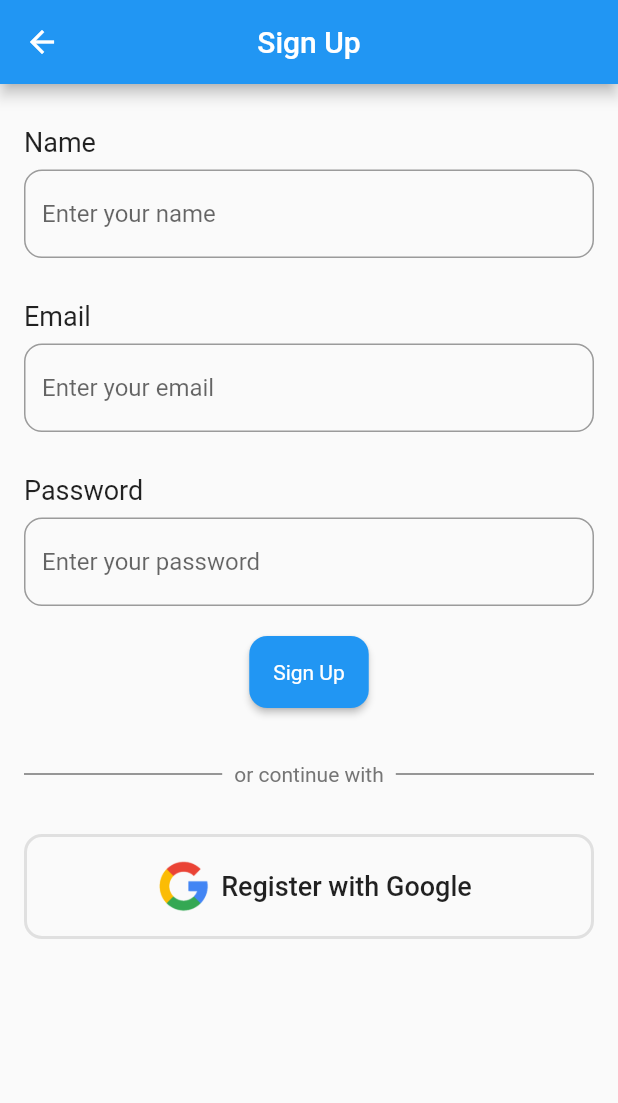
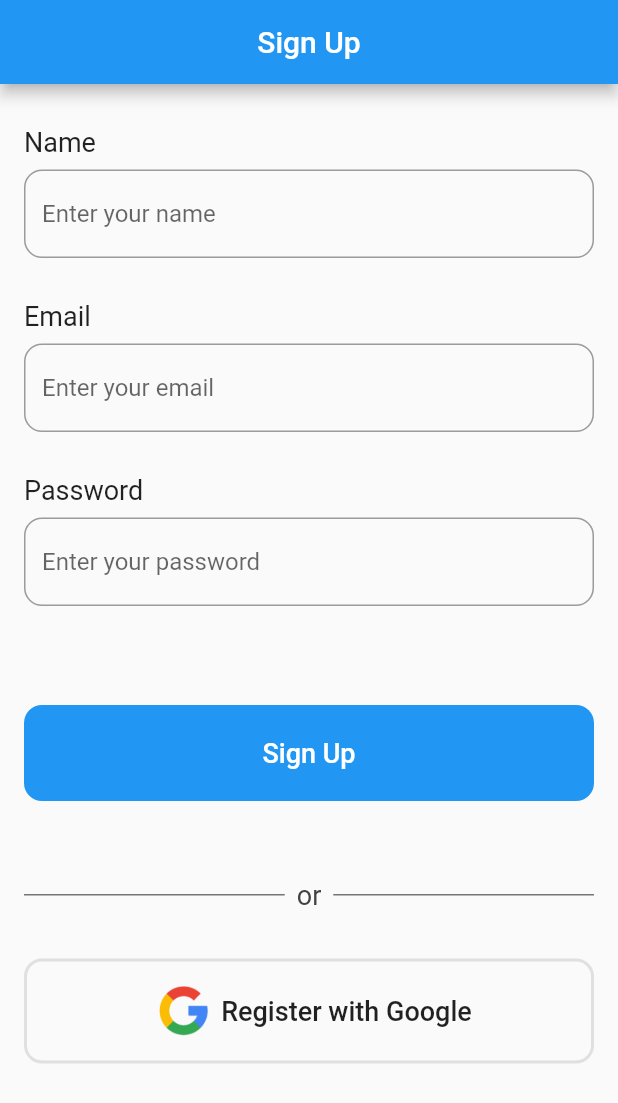
Before and after one commit to kareem2002-k/ClassMate, a Flutter app: the SignUp screen opened directly, on a phone screen of 412 x 824 dp. Shown: the top 1103 px of the screen. Run offline on Flutter 3.47's test engine with Material 2 defaults, Android fonts, the phone set to English and light mode, and no system bars; our stand-ins replace cloud_firestore, firebase_auth, firebase_core; accounts and stored records are empty.

Commit message:
expanded sign up button

```diff
--- a/lib/main.dart
+++ b/lib/main.dart
@@ -1,4 +1,3 @@
-import 'package:class_mate/pages/LandingPage.dart';
 import 'package:class_mate/pages/SignUp.dart';
 import 'package:firebase_core/firebase_core.dart';
 import 'package:flutter/material.dart';
@@ -20,7 +19,7 @@ class MyApp extends StatelessWidget {
   @override
   Widget build(BuildContext context) {
     return const MaterialApp(
-      home: LandingPage(),
+      home: SignUp(),
     );
   }
 }
--- a/lib/pages/SignUp.dart
+++ b/lib/pages/SignUp.dart
@@ -74,24 +74,28 @@ class SignUp extends StatelessWidget {
               ),
             ),
           ),
-          const SizedBox(height: 20),
+          const SizedBox(height: 50),
           Center(
-            child: ElevatedButton(
-              onPressed: () {
-                // Button action
-              },
-              style: ElevatedButton.styleFrom(
-                foregroundColor: Colors.white,
-                backgroundColor: Colors.blue, // Text color
-                shape: RoundedRectangleBorder(
-                  borderRadius: BorderRadius.circular(12.0),
+            child: Padding(
+              padding: const EdgeInsets.all(16.0),
+              child: Container(
+                padding: const EdgeInsets.all(8.0),
+                decoration: BoxDecoration(
+                    color: Colors.blue,
+                    borderRadius: BorderRadius.circular(12.0)),
+                child: MaterialButton(
+                  onPressed: () {},
+                  child: const Row(
+                    mainAxisAlignment: MainAxisAlignment.center,
+                    children: [
+                      Text(
+                        "Sign Up",
+                        style: TextStyle(fontSize: 18, color: Colors.white),
+                      )
+                    ],
+                  ),
                 ),
-
-                padding: EdgeInsets.all(16.0),
-                backgroundColor: Colors.blue, // Background color
-                textStyle: TextStyle(color: Colors.white), // Text color
               ),
-              child: const Text("Sign Up"), // Button text
             ),
           ),
           const SizedBox(height: 20.0),
@@ -107,8 +111,11 @@ class SignUp extends StatelessWidget {
                   ),
                 ),
                 Text(
-                  "or continue with",
-                  style: TextStyle(color: Colors.grey[600]),
+                  "or",
+                  style: TextStyle(
+                    color: Colors.grey[800],
+                    fontSize: 18,
+                  ),
                 ),
                 Expanded(
                   child: Container(
```
